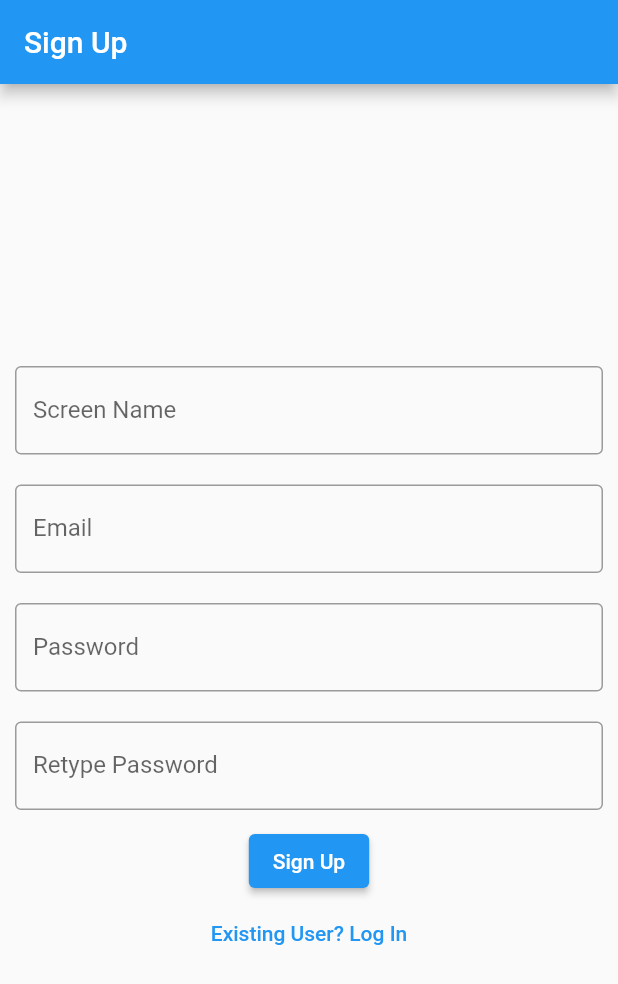
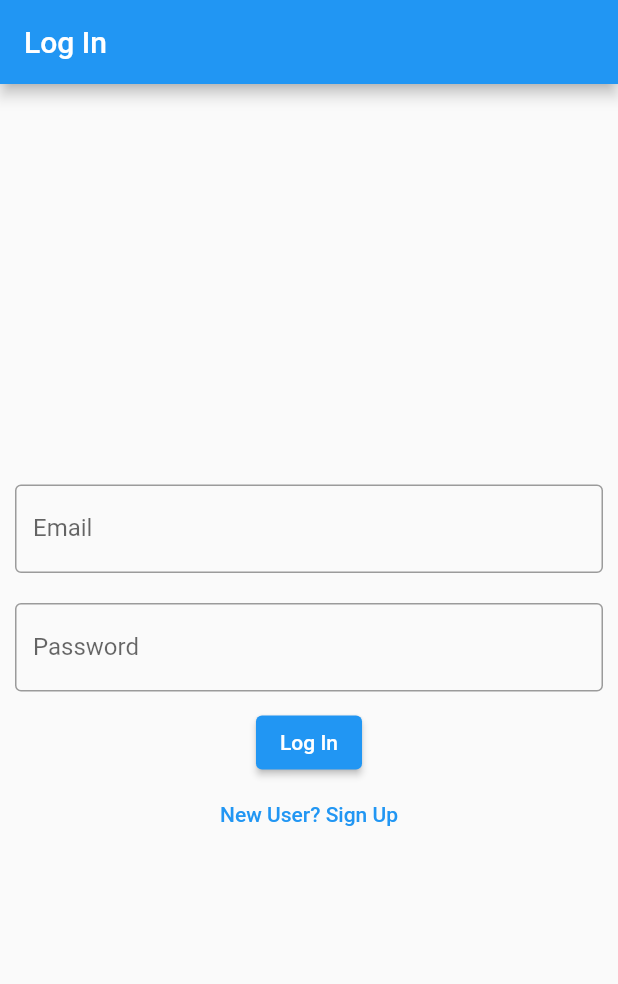
Before and after one commit to lbbri/charted, a Flutter app: the screen it shows after launch, on a phone screen of 412 x 824 dp. Shown: the top 984 px of the screen. Run offline on Flutter 3.47's test engine with Material 2 defaults, Android fonts, the light colour scheme and no system bars; our stand-ins replace cloud_firestore, firebase_auth, firebase_core; accounts and stored records are empty.

Commit message:
Existing user can log in. Sign up page can be accessed as a modal from log in screen

```diff
--- /dev/null
+++ b/lib/custom/forms/loginform.dart
@@ -0,0 +1,112 @@
+import 'package:charted/custom/forms/signupform.dart';
+import 'package:flutter/material.dart';
+import 'package:firebase_auth/firebase_auth.dart';
+
+class LogInForm extends StatefulWidget {
+  const LogInForm({
+    required this.onTap,
+    Key? key,
+  }) : super(key: key);
+  final Function onTap;
+  @override
+  State<LogInForm> createState() => _LogInFormState();
+}
+
+class _LogInFormState extends State<LogInForm> {
+  var formKey = GlobalKey<FormState>();
+  var loading = false;
+  var email = TextEditingController();
+  var password = TextEditingController();
+
+  final FirebaseAuth _auth = FirebaseAuth.instance;
+
+  @override
+  Widget build(BuildContext context) {
+    return loading
+        ? const Center(child: Text('loading'))
+        : Form(
+            key: formKey,
+            child: Column(
+              children: [
+                Padding(
+                  padding: const EdgeInsets.all(10),
+                  child: TextFormField(
+                    controller: email,
+                    decoration: const InputDecoration(
+                      border: OutlineInputBorder(),
+                      labelText: 'Email',
+                    ),
+                    validator: (String? value) {
+                      if (value == null) {
+                        return "Email cannot be empty";
+                      }
+                    },
+                  ),
+                ),
+                Padding(
+                  padding: const EdgeInsets.all(10),
+                  child: TextFormField(
+                    controller: password,
+                    obscureText: true,
+                    decoration: const InputDecoration(
+                      border: OutlineInputBorder(),
+                      labelText: 'Password',
+                    ),
+                    validator: (String? value) {
+                      if (value == null) {
+                        return "Password cannot be empty";
+                      }
+                    },
+                  ),
+                ),
+                ElevatedButton(
+                    onPressed: () {
+                      setState(() {
+                        loading = true;
+                        _login();
+                      });
+                    },
+                    child: const Text("Log In")),
+                TextButton(
+                    onPressed: () {
+                      showSignUp();
+                    },
+                    child: const Text("New User? Sign Up"))
+              ],
+            ),
+          );
+  }
+
+  void _login() async {
+    if (formKey.currentState!.validate()) {
+      try {
+        await _auth.signInWithEmailAndPassword(
+            email: email.text, password: password.text);
+
+        ScaffoldMessenger.of(context).clearSnackBars();
+        widget.onTap();
+      } on FirebaseException catch (e) {
+        ScaffoldMessenger.of(context).showSnackBar(
+            SnackBar(content: Text(e.message ?? "Unknown Error")));
+        setState(() {
+          loading = false;
+        });
+        return;
+      }
+    } else {
+      setState(() {
+        loading = false;
+      });
+    }
+  }
+
+  void showSignUp() {
+    showModalBottomSheet<void>(
+        context: context,
+        builder: (BuildContext context) {
+          return Padding(
+              padding: const EdgeInsets.all(30.0),
+              child: SignUpForm(onTap: widget.onTap));
+        });
+  }
+}
--- a/lib/driver.dart
+++ b/lib/driver.dart
@@ -1,5 +1,5 @@
 import 'package:charted/pages/home.dart';
-import 'package:charted/pages/signup.dart';
+import 'package:charted/pages/login.dart';
 import 'package:firebase_auth/firebase_auth.dart';
 import 'package:flutter/material.dart';
 
@@ -13,9 +13,10 @@ class Driver extends StatelessWidget {
     var stream = _auth.idTokenChanges();
     stream.listen((event) {});
     if (_auth.currentUser != null) {
+      //return const LogInPage();
       return const HomePage();
     } else {
-      return const SignUpPage();
+      return const LogInPage();
     }
   }
 }
--- /dev/null
+++ b/lib/pages/login.dart
@@ -0,0 +1,29 @@
+import 'package:charted/pages/home.dart';
+import 'package:charted/custom/forms/loginform.dart';
+import 'package:flutter/material.dart';
+
+class LogInPage extends StatelessWidget {
+  const LogInPage({Key? key}) : super(key: key);
+  static const String routeName = '/login';
+  @override
+  Widget build(BuildContext context) {
+    return Scaffold(
+        appBar: AppBar(
+          title: const Text("Log In"),
+        ),
+        body: Center(
+            child: Column(
+                mainAxisAlignment: MainAxisAlignment.center,
+                children: <Widget>[
+              LogInForm(onTap: () => _successfulLogIn(context)),
+            ])));
+  }
+
+  static void _successfulLogIn(BuildContext context) {
+    Navigator.pushAndRemoveUntil(
+      context,
+      MaterialPageRoute(builder: (BuildContext context) => const HomePage()),
+      ModalRoute.withName('/'),
+    );
+  }
+}
```
Also changed, not shown: 1 other file.
